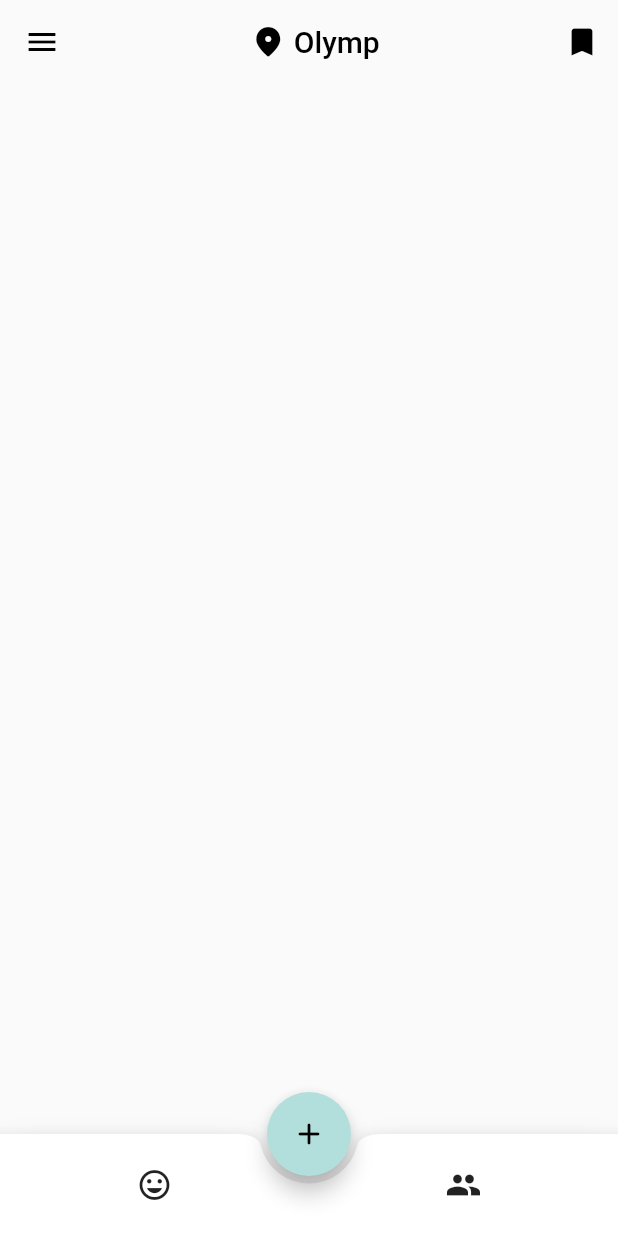
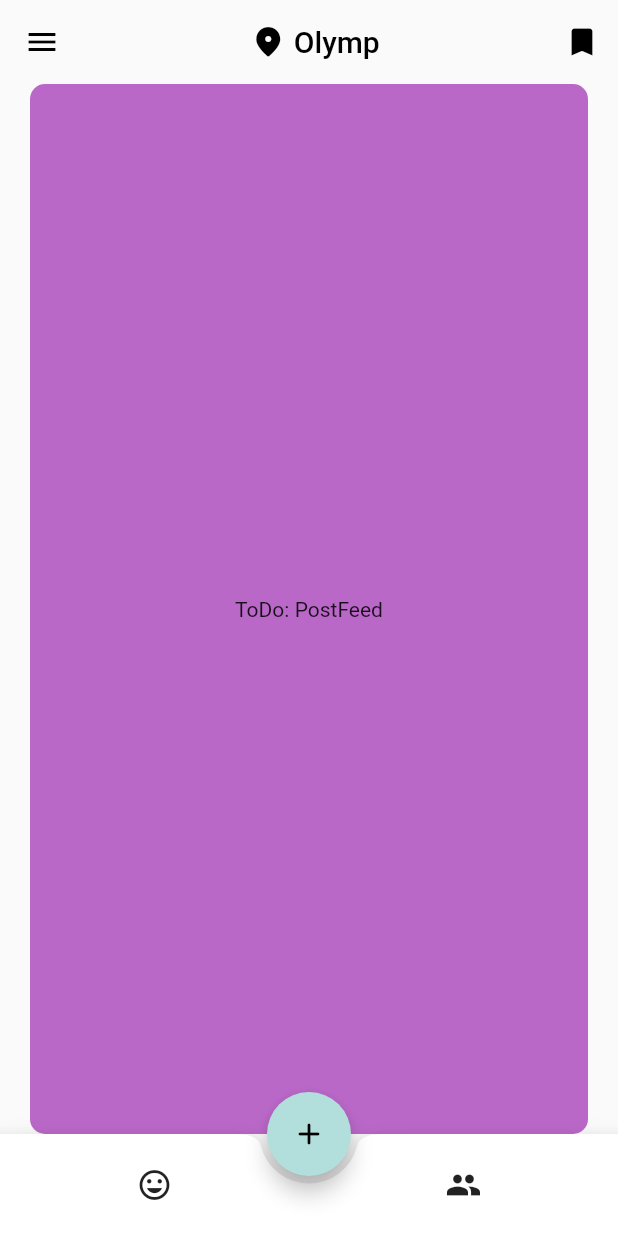
Before and after one commit to tim200002/fingerfunke-app, a Flutter app: the HomeView screen opened directly, on a phone screen of 412 x 824 dp. Run offline on Flutter 3.47's test engine with Material 2 defaults, Android fonts, the light colour scheme and no system bars; our stand-ins replace bloc, cloud_firestore, equatable, firebase_auth, firebase_core, flutter_bloc and 3 more; accounts and stored records are empty.

Commit message:
worked on feed and home page

```diff
--- a/lib/utils/dev_tools.dart
+++ b/lib/utils/dev_tools.dart
@@ -5,4 +5,13 @@ class DevTools {
     ScaffoldMessenger.of(context)
         .showSnackBar(const SnackBar(content: Text("ToDo")));
   }
+
+  static Widget placeholder(String message) {
+    return Container(
+      color: Colors.purple[300],
+      child: Center(
+        child: Text("ToDo: $message"),
+      ),
+    );
+  }
 }
--- a/lib/view/home/view/home_view.dart
+++ b/lib/view/home/view/home_view.dart
@@ -1,4 +1,5 @@
 import 'package:fingerfunke_app/utils/dev_tools.dart';
+import 'package:fingerfunke_app/view/post_feed/view/post_feed_view.dart';
 import 'package:flutter/material.dart';
 
 class HomeView extends StatelessWidget {
@@ -48,6 +49,11 @@ class HomeView extends StatelessWidget {
               icon: const Icon(Icons.bookmark_outlined))
         ],
       ),
+      body: const Padding(
+        // todo define global edge padding
+        padding: EdgeInsets.symmetric(horizontal: 20),
+        child: PostFeedView(),
+      ),
       floatingActionButtonLocation: FloatingActionButtonLocation.centerDocked,
       floatingActionButton: FloatingActionButton(
         onPressed: () => DevTools.showToDoSnackbar(context),
--- /dev/null
+++ b/lib/view/post_feed/view/post_feed_view.dart
@@ -0,0 +1,13 @@
+import 'package:fingerfunke_app/utils/dev_tools.dart';
+import 'package:flutter/material.dart';
+
+class PostFeedView extends StatelessWidget {
+  const PostFeedView({Key? key}) : super(key: key);
+
+  @override
+  Widget build(BuildContext context) {
+    return ClipRRect(
+        borderRadius: BorderRadius.circular(10),
+        child: DevTools.placeholder("PostFeed"));
+  }
+}
```
